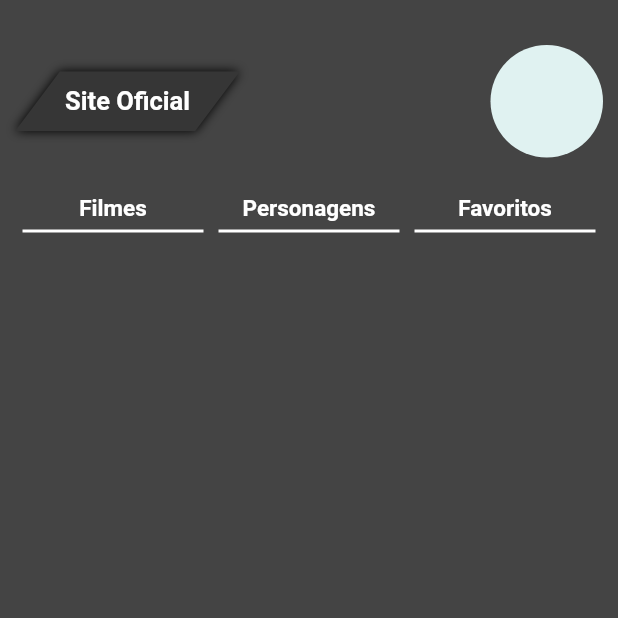
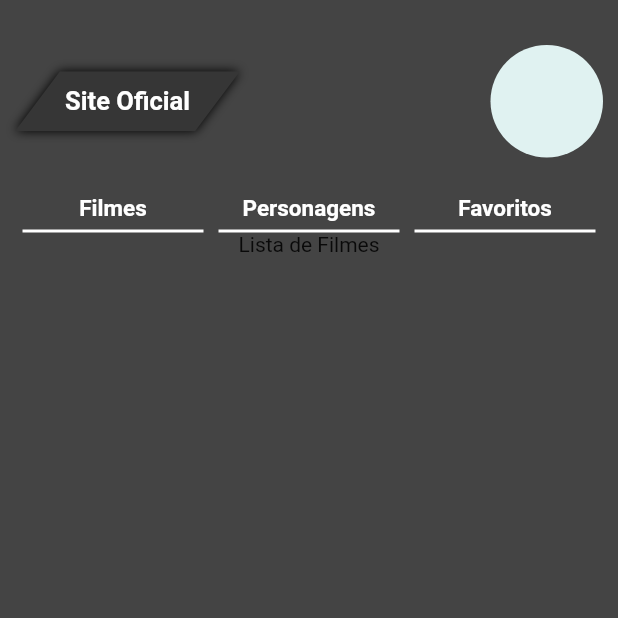
Before and after one commit to Luanfern/Escribo_Teste_Tecnico_03, a Flutter app: the screen it shows after launch, on a phone screen of 412 x 824 dp, the top half of it. Run offline on Flutter 3.47's test engine with Material 2 defaults, Android fonts, the phone set to English and light mode, and no system bars.

Commit message:
quarto commit - navegacao completa

```diff
--- a/lib/ListsArea.dart
+++ b/lib/ListsArea.dart
@@ -1,4 +1,6 @@
 import 'package:flutter/material.dart';
+import 'package:provider/provider.dart';
+import 'package:starwars_escribo/Provider/Pages.dart';
 
 class ListsArea extends StatefulWidget {
   const ListsArea({ Key? key }) : super(key: key);
@@ -10,8 +12,7 @@ class ListsArea extends StatefulWidget {
 class _ListsAreaState extends State<ListsArea> {
   @override
   Widget build(BuildContext context) {
-    return Container(
-
-    );
+    final GerenciamentodePaginas pages = Provider.of(context);
+    return pages.getpage;
   }
 }
--- /dev/null
+++ b/lib/Provider/Pages.dart
@@ -0,0 +1,14 @@
+import 'package:flutter/material.dart';
+import '../Variaveis.dart';
+
+class GerenciamentodePaginas with ChangeNotifier {
+  Widget get getpage{
+    return page;
+  }
+
+  void setpage(Widget value){
+    page = value;
+    notifyListeners();
+  }
+
+}
--- a/lib/TopicsNavigation.dart
+++ b/lib/TopicsNavigation.dart
@@ -1,4 +1,9 @@
 import 'package:flutter/material.dart';
+import 'package:provider/provider.dart';
+import 'package:starwars_escribo/Provider/Pages.dart';
+import 'package:starwars_escribo/componentes/Lists/FavoritosList.dart';
+import 'package:starwars_escribo/componentes/Lists/FilmesList.dart';
+import 'package:starwars_escribo/componentes/Lists/PersonagensList.dart';
 
 class TopicsNavigation extends StatefulWidget {
   const TopicsNavigation({Key? key}) : super(key: key);
@@ -10,12 +15,18 @@ class TopicsNavigation extends StatefulWidget {
 class _TopicsNavigationState extends State<TopicsNavigation> {
   @override
   Widget build(BuildContext context) {
+    final GerenciamentodePaginas pages = Provider.of(context);
     return Container(
       margin: const EdgeInsets.only(top: 20),
       height: 30,
       child: Row(
         children: [
          Expanded(
+            child: GestureDetector(
+              onTap: (){
+                print("filmes");
+                pages.setpage(const ListFilmes());
+              },
               child: Container(
                 margin: const EdgeInsets.only(left: 5, right: 5),
                 decoration: const BoxDecoration(
@@ -38,7 +49,13 @@ class _TopicsNavigationState extends State<TopicsNavigation> {
                 ),
               ),
             ),
+          ),
           Expanded(
+            child: GestureDetector(
+              onTap: (){
+                print("pers");
+                pages.setpage(const ListPersonagens());
+              },
               child: Container(
                 margin: const EdgeInsets.only(left: 5, right: 5),
                 decoration: const BoxDecoration(
@@ -61,7 +78,13 @@ class _TopicsNavigationState extends State<TopicsNavigation> {
                 ),
               ),
             ),
+          ),
           Expanded(
+            child:GestureDetector(
+              onTap: (){
+                print("fav");
+                pages.setpage(const ListFavoritos());
+              },
               child: Container(
                 margin: const EdgeInsets.only(left: 5, right: 5),
                 decoration: const BoxDecoration(
@@ -84,6 +107,7 @@ class _TopicsNavigationState extends State<TopicsNavigation> {
                 ),
               ),
             ),
+          ),
         ],
       ),
     );
--- /dev/null
+++ b/lib/Variaveis.dart
@@ -0,0 +1,4 @@
+import 'package:flutter/cupertino.dart';
+import 'package:starwars_escribo/componentes/Lists/FilmesList.dart';
+
+Widget page = const ListFilmes();
--- a/lib/componentes/Lists/FavoritosList.dart
+++ b/lib/componentes/Lists/FavoritosList.dart
@@ -11,7 +11,9 @@ class _ListFavoritosState extends State<ListFavoritos> {
   @override
   Widget build(BuildContext context) {
     return Container(
-
+      child:const Center(
+        child: Text('Lista de Favoritos'),
+      ),
     );
   }
 }
--- a/lib/componentes/Lists/FilmesList.dart
+++ b/lib/componentes/Lists/FilmesList.dart
@@ -11,7 +11,9 @@ class _ListFilmesState extends State<ListFilmes> {
   @override
   Widget build(BuildContext context) {
     return Container(
-
+      child:const Center(
+        child: Text('Lista de Filmes'),
+      ),
     );
   }
 }
--- a/lib/componentes/Lists/PersonagensList.dart
+++ b/lib/componentes/Lists/PersonagensList.dart
@@ -11,7 +11,9 @@ class _ListPersonagensState extends State<ListPersonagens> {
   @override
   Widget build(BuildContext context) {
     return Container(
-
+      child:const Center(
+        child: Text('Lista de Personagens'),
+      ),
     );
   }
 }
--- a/lib/main.dart
+++ b/lib/main.dart
@@ -1,6 +1,8 @@
 import 'package:flutter/material.dart';
 import 'package:flutter/services.dart';
+import 'package:provider/provider.dart';
 import 'package:starwars_escribo/Home.dart';
+import 'package:starwars_escribo/Provider/Pages.dart';
 
 void main() => runApp(
       MaterialApp(
@@ -16,9 +18,14 @@ class MyApp extends StatelessWidget {
     SystemChrome.setPreferredOrientations([
       DeviceOrientation.portraitUp,
     ]);
-    return const MaterialApp(
-      debugShowCheckedModeBanner: false,
-      home: Home(),
+    return MultiProvider(
+        providers: [
+          ChangeNotifierProvider(create: (ctx) => GerenciamentodePaginas()),
+        ],
+      child: const MaterialApp(
+        debugShowCheckedModeBanner: false,
+        home: Home(),
+      ),
     );
   }
 }
--- a/pubspec.yaml
+++ b/pubspec.yaml
@@ -29,6 +29,7 @@ environment:
 dependencies:
   flutter:
     sdk: flutter
+  provider: ^6.0.2
 
 
   # The following adds the Cupertino Icons font to your application.
```
Also changed, not shown: pubspec.lock. Lines whose indentation alone changed are shown as unchanged.
